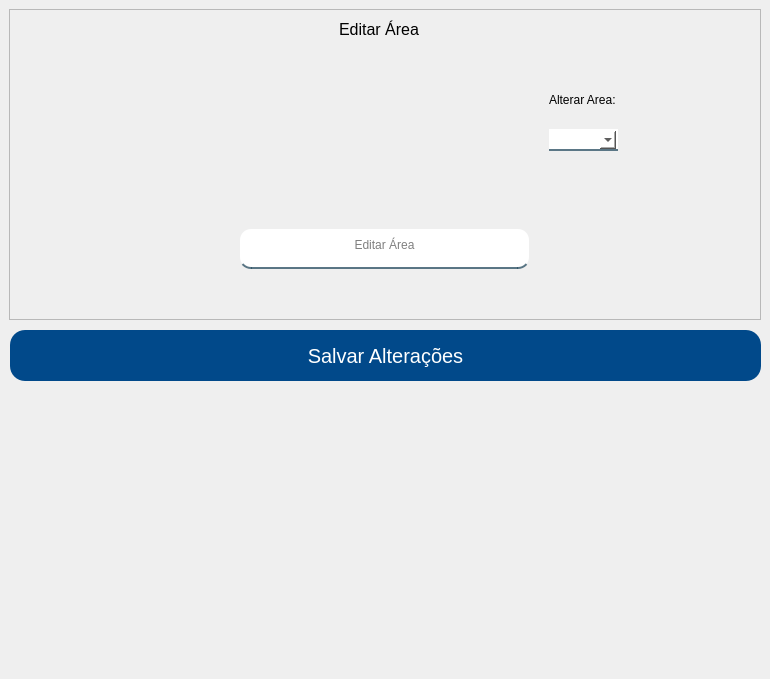
Old version of the form App/view/ui/editarArea.ui in the repository Senac-SOR-ADS/Mapa-de-Sala.
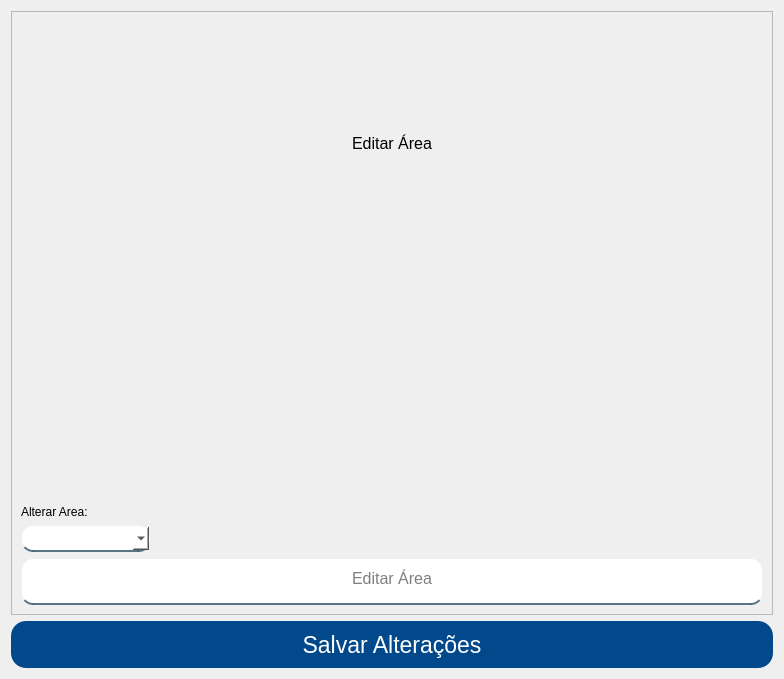
New version of the form.

Diff of the .ui file:
```diff
--- a/App/view/ui/editarArea.ui
+++ b/App/view/ui/editarArea.ui
@@ -6,7 +6,7 @@
    <rect>
     <x>0</x>
     <y>0</y>
-    <width>770</width>
+    <width>780</width>
     <height>679</height>
    </rect>
   </property>
@@ -42,14 +42,14 @@
 	color: red;
 }</string>
   </property>
+  <layout class="QVBoxLayout" name="verticalLayout">
+   <item>
   <widget class="QFrame" name="frame_2">
-   <property name="geometry">
-    <rect>
-     <x>9</x>
-     <y>9</y>
-     <width>752</width>
-     <height>311</height>
-    </rect>
+     <property name="sizePolicy">
+      <sizepolicy hsizetype="Preferred" vsizetype="Expanding">
+       <horstretch>0</horstretch>
+       <verstretch>0</verstretch>
+      </sizepolicy>
    </property>
    <property name="frameShape">
     <enum>QFrame::StyledPanel</enum>
@@ -57,15 +57,9 @@
    <property name="frameShadow">
     <enum>QFrame::Raised</enum>
    </property>
+     <layout class="QVBoxLayout" name="verticalLayout_2">
+      <item alignment="Qt::AlignHCenter|Qt::AlignVCenter">
    <widget class="QLabel" name="label">
-    <property name="geometry">
-     <rect>
-      <x>330</x>
-      <y>10</y>
-      <width>91</width>
-      <height>21</height>
-     </rect>
-    </property>
     <property name="font">
      <font>
       <pointsize>12</pointsize>
@@ -75,14 +69,36 @@
      <string>Editar Área</string>
     </property>
    </widget>
+      </item>
+      <item alignment="Qt::AlignLeft|Qt::AlignBottom">
+       <widget class="QLabel" name="label_2">
+        <property name="text">
+         <string>Alterar Area:</string>
+        </property>
+       </widget>
+      </item>
+      <item alignment="Qt::AlignLeft">
+       <widget class="QComboBox" name="alterarArea">
+        <property name="minimumSize">
+         <size>
+          <width>130</width>
+          <height>0</height>
+         </size>
+        </property>
+       </widget>
+      </item>
+      <item>
    <widget class="QLineEdit" name="cadastrarArea">
-    <property name="geometry">
-     <rect>
-      <x>230</x>
-      <y>219</y>
-      <width>291</width>
-      <height>41</height>
-     </rect>
+        <property name="minimumSize">
+         <size>
+          <width>0</width>
+          <height>47</height>
+         </size>
+        </property>
+        <property name="font">
+         <font>
+          <pointsize>12</pointsize>
+         </font>
     </property>
     <property name="alignment">
      <set>Qt::AlignCenter</set>
@@ -91,68 +107,21 @@
      <string>Editar Área</string>
     </property>
    </widget>
-   <widget class="QLabel" name="respostaCadastrando">
-    <property name="geometry">
-     <rect>
-      <x>280</x>
-      <y>400</y>
-      <width>211</width>
-      <height>20</height>
-     </rect>
-    </property>
-    <property name="text">
-     <string/>
-    </property>
-   </widget>
-   <widget class="QLabel" name="respostaNaoCadastrado">
-    <property name="geometry">
-     <rect>
-      <x>280</x>
-      <y>400</y>
-      <width>211</width>
-      <height>20</height>
-     </rect>
-    </property>
-    <property name="text">
-     <string/>
-    </property>
-   </widget>
-   <widget class="QComboBox" name="alterarArea">
-    <property name="geometry">
-     <rect>
-      <x>540</x>
-      <y>120</y>
-      <width>69</width>
-      <height>22</height>
-     </rect>
-    </property>
-   </widget>
-   <widget class="QLabel" name="label_2">
-    <property name="geometry">
-     <rect>
-      <x>540</x>
-      <y>80</y>
-      <width>71</width>
-      <height>21</height>
-     </rect>
-    </property>
-    <property name="text">
-     <string>Alterar Area:</string>
-    </property>
-   </widget>
-  </widget>
+      </item>
+     </layout>
+    </widget>
+   </item>
+   <item>
   <widget class="QPushButton" name="btnEditarArea">
-   <property name="geometry">
-    <rect>
-     <x>10</x>
-     <y>330</y>
-     <width>751</width>
-     <height>51</height>
-    </rect>
+     <property name="minimumSize">
+      <size>
+       <width>762</width>
+       <height>47</height>
+      </size>
    </property>
    <property name="font">
     <font>
-     <pointsize>15</pointsize>
+       <pointsize>17</pointsize>
     </font>
    </property>
    <property name="cursor">
@@ -162,6 +131,8 @@
     <string>Salvar Alterações</string>
    </property>
   </widget>
+   </item>
+  </layout>
  </widget>
  <resources/>
  <connections/>
```
Lines whose indentation alone changed are shown as unchanged.
